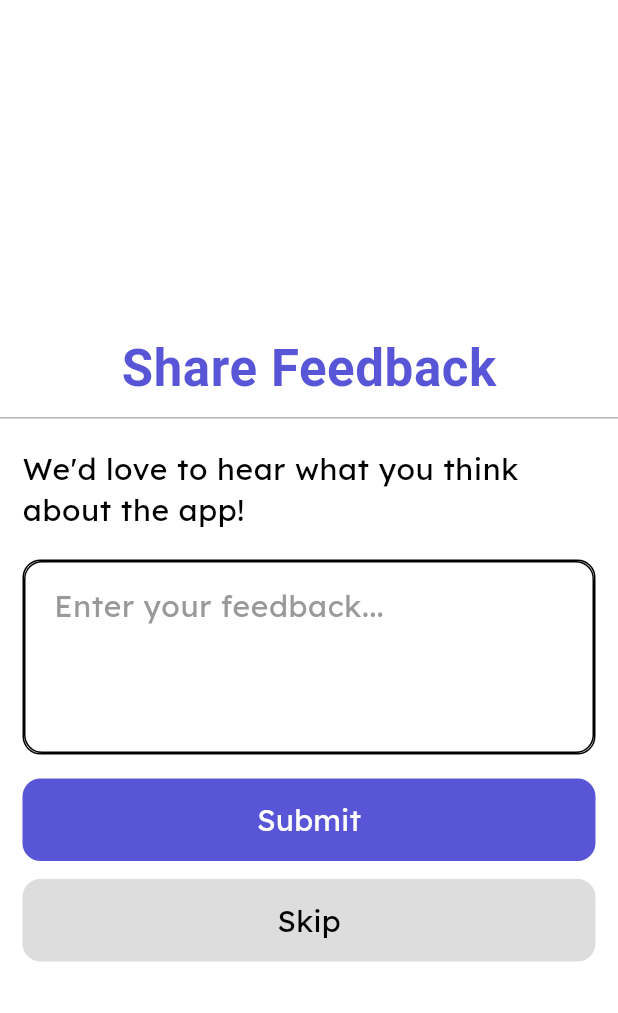
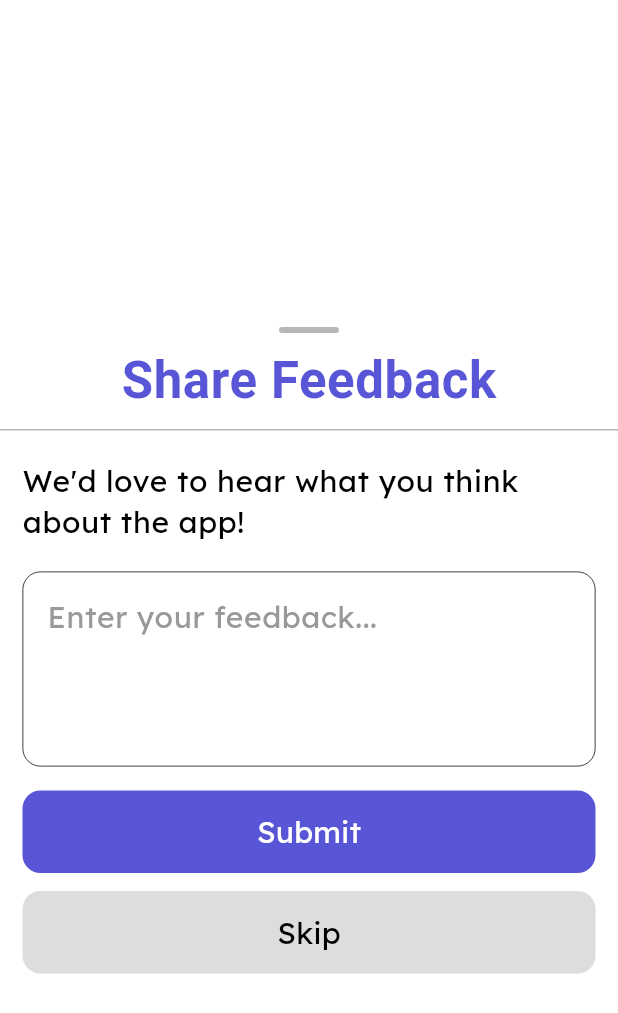
Before and after one commit to aryavenkatesan/Swipeshare, a Flutter app: the AppFeedbackBottomSheet screen opened directly, after a tap on "Submit", on a phone screen of 412 x 824 dp. Shown: the top 1013 px of the screen. Run offline on Flutter 3.47's test engine with Material 3 defaults, Android fonts, the phone set to English and light mode, and no system bars; our stand-ins replace cloud_firestore, cloud_functions, firebase_auth, firebase_core, firebase_messaging, flutter_svg and 4 more; missing offline and left inert: app_badge_plus, haptic_feedback, profanity_filter; accounts and stored records are empty; generated files the repository leaves out were written again; Roboto replaces fonts that are missing (League Spartan).

Commit message:
Various Tickets (#133)
* feat: danger zone red + feedback sheet UI updates

* feat: now button has returned to its throne

* chore: changed the now button to black

* feat: app store reviews

* refactor: boolean checks for the app feedback

* chore: change Danger Zone colors

* version: 2.0.3+0

```diff
--- a/swipeshare_app/lib/components/app_feedback_bottom_sheet.dart
+++ b/swipeshare_app/lib/components/app_feedback_bottom_sheet.dart
@@ -5,15 +5,16 @@ import 'package:swipeshare_app/utils/snackbar_messages.dart';
 class AppFeedbackBottomSheet extends StatefulWidget {
   const AppFeedbackBottomSheet({super.key});
 
-  static Future<void> show(BuildContext context) {
-    return showModalBottomSheet(
+  static Future<void> show(BuildContext context, {VoidCallback? onComplete}) async {
+    final submitted = await showModalBottomSheet<bool>(
       context: context,
       isScrollControlled: true,
-      isDismissible: false,
-      enableDrag: false,
+      isDismissible: true,
+      enableDrag: true,
       backgroundColor: Colors.transparent,
       builder: (context) => const AppFeedbackBottomSheet(),
     );
+    if (submitted == true) onComplete?.call();
   }
 
   @override
@@ -59,7 +60,7 @@ class _AppFeedbackBottomSheetState extends State<AppFeedbackBottomSheet> {
       return;
     }
 
-    navigator.pop();
+    navigator.pop(true);
     messenger.showSnackBar(
       SnackBar(content: Text(SnackbarMessages.feedbackSubmitted)),
     );
@@ -94,7 +95,18 @@ class _AppFeedbackBottomSheetState extends State<AppFeedbackBottomSheet> {
           child: Column(
             crossAxisAlignment: CrossAxisAlignment.start,
             children: [
-              const SizedBox(height: 20),
+              const SizedBox(height: 12),
+              Center(
+                child: Container(
+                  width: 40,
+                  height: 4,
+                  decoration: BoxDecoration(
+                    color: _colors.outlineVariant,
+                    borderRadius: BorderRadius.circular(2),
+                  ),
+                ),
+              ),
+              const SizedBox(height: 12),
               Center(
                 child: Text(
                   'Share Feedback',
@@ -125,7 +137,7 @@ class _AppFeedbackBottomSheetState extends State<AppFeedbackBottomSheet> {
                         Container(
                           height: 130,
                           decoration: BoxDecoration(
-                            border: Border.all(color: _colors.outline),
+                            border: Border.all(color: _colors.outline, width: 0.5),
                             borderRadius: BorderRadius.circular(12),
                           ),
                           child: TextField(
@@ -141,6 +153,8 @@ class _AppFeedbackBottomSheetState extends State<AppFeedbackBottomSheet> {
                                 color: _colors.surfaceTint,
                               ),
                               border: InputBorder.none,
+                              enabledBorder: InputBorder.none,
+                              focusedBorder: InputBorder.none,
                               contentPadding:
                                   const EdgeInsets.fromLTRB(16, 16, 9, 4),
                             ),
--- a/swipeshare_app/lib/models/user.dart
+++ b/swipeshare_app/lib/models/user.dart
@@ -49,6 +49,7 @@ class UserModel {
   final double moneyEarned;
   final NotifSettings notifSettings;
   final bool hasSeenAppFeedback;
+  final bool hasRequestedStoreReview;
 
   UserModel({
     required this.id,
@@ -67,6 +68,7 @@ class UserModel {
     this.moneyEarned = 0,
     this.notifSettings = const NotifSettings(),
     this.hasSeenAppFeedback = false,
+    this.hasRequestedStoreReview = false,
   });
 
   factory UserModel.fromMap(String id, Map<String, dynamic> data) {
@@ -93,6 +95,7 @@ class UserModel {
           ? NotifSettings.fromMap(data['notifSettings'])
           : const NotifSettings(),
       hasSeenAppFeedback: data['hasSeenAppFeedback'] ?? false,
+      hasRequestedStoreReview: data['hasRequestedStoreReview'] ?? false,
     );
   }
 
--- a/swipeshare_app/pubspec.yaml
+++ b/swipeshare_app/pubspec.yaml
@@ -16,7 +16,7 @@ publish_to: "none" # Remove this line if you wish to publish to pub.dev
 # https://developer.apple.com/library/archive/documentation/General/Reference/InfoPlistKeyReference/Articles/CoreFoundationKeys.html
 # In Windows, build-name is used as the major, minor, and patch parts
 # of the product and file versions while build-number is used as the build suffix.
-version: 2.0.2+0
+version: 2.0.3+0
 
 environment:
   sdk: ^3.8.1
@@ -46,6 +46,7 @@ dependencies:
   firebase_messaging: ^15.0.0
   app_badge_plus: ^1.2.3
   haptic_feedback: ^0.5.1+1
+  in_app_review: ^2.0.9
   profanity_filter: ^2.0.0
 
 dev_dependencies:
```
Also changed, not shown: swipeshare_app/lib/components/listing_form/listing_form.dart (+8 -0 lines), swipeshare_app/lib/components/listing_form/time_range_selector.dart (+72 -13 lines), swipeshare_app/lib/pages/bottom_bar.dart (+34 -6 lines), swipeshare_app/lib/pages/profile_page.dart (+14 -5 lines).
